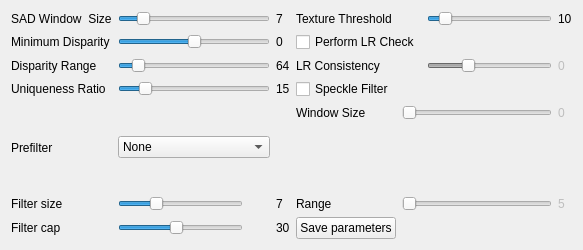
Before: the Qt Designer form src/matcherwidgetopencvblock.ui in i3drobotics/stereo-vision-toolkit, drawn with Qt 5.
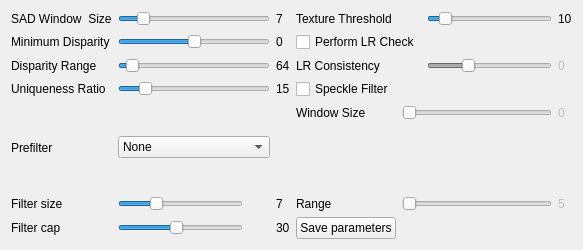
After: the same form once the commit is applied.

What changed in the file:
```diff
--- a/src/matcherwidgetopencvblock.ui
+++ b/src/matcherwidgetopencvblock.ui
@@ -6,7 +6,7 @@
    <rect>
     <x>0</x>
     <y>0</y>
-    <width>521</width>
+    <width>526</width>
     <height>250</height>
    </rect>
   </property>
@@ -130,7 +130,7 @@
         <number>1</number>
        </property>
        <property name="maximum">
-        <number>32</number>
+        <number>64</number>
        </property>
        <property name="singleStep">
         <number>1</number>
```
Left out of the diff: 4 changed lines with no effect on the pictures.
